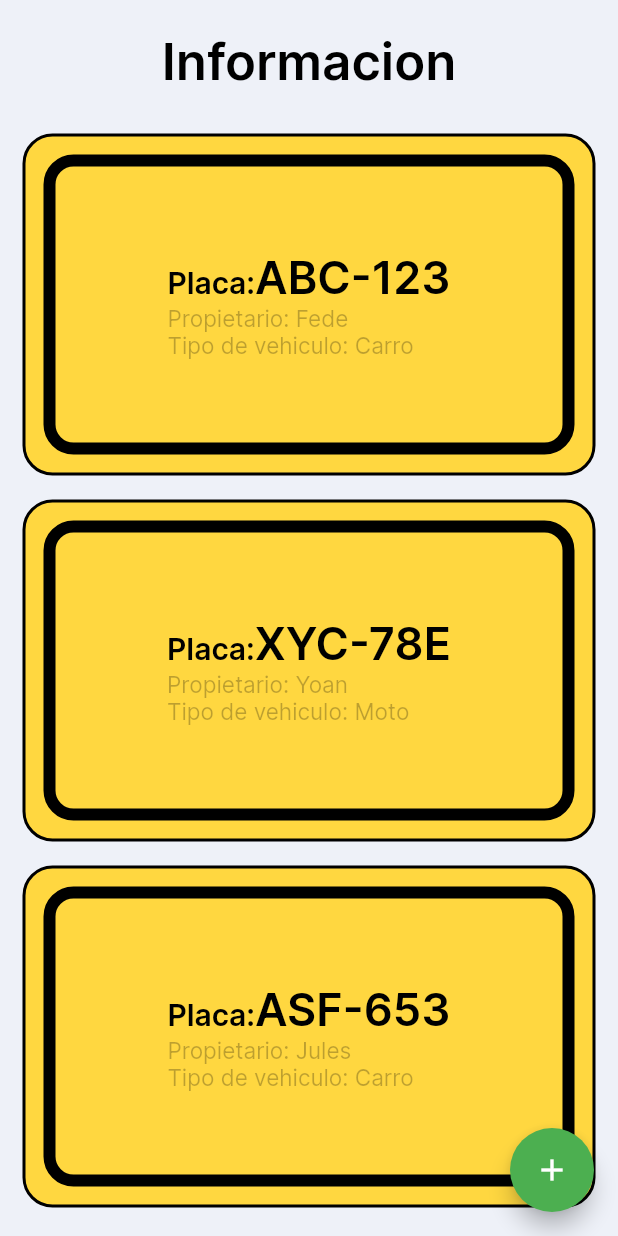
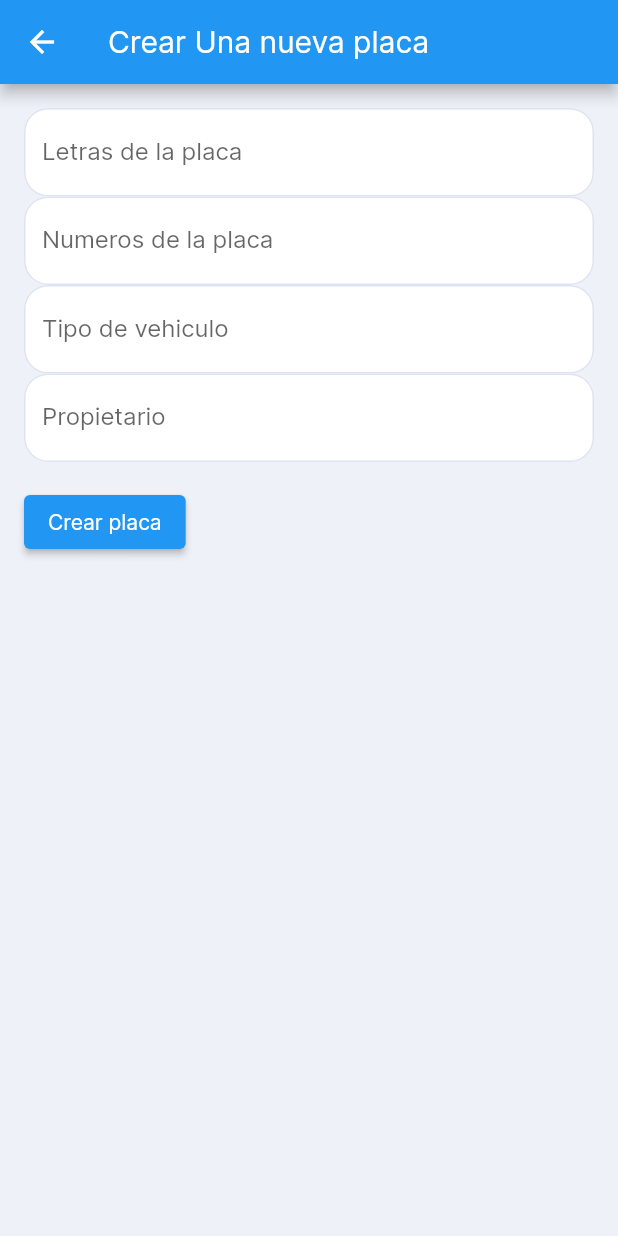
Before and after one commit to Maxtro2002/Final_Desarrollo_Movil, a Flutter app: the HomeScreen screen opened directly, after a tap on the "add" icon, on a phone screen of 412 x 824 dp. Run offline on Flutter 3.47's test engine with Material 2 defaults, Android fonts, the phone set to English and light mode, and no system bars; our stand-ins replace cloud_firestore, firebase_core, flutter_svg, rive; missing offline and left inert: dart:ffi; accounts and stored records are empty.

Commit message:
Create de placa implementado (No persistente)

```diff
--- a/lib/main.dart
+++ b/lib/main.dart
@@ -1,5 +1,7 @@
 import 'package:flutter/material.dart';
 import 'package:rive_animation/screens/onboding/onboding_screen.dart';
+
+
 
 void main() {
   runApp(const MyApp());
--- a/lib/models/alerts.dart
+++ b/lib/models/alerts.dart
@@ -1,13 +1,13 @@
 class Alert{
-  final String weekDay, AlertNotification;
+  final String weekDay, alertNotification;
 
   Alert({
     required this.weekDay,
-    required this.AlertNotification,
+    required this.alertNotification,
   });
 }
 
 List<Alert> userAlerts = [
-  Alert(weekDay: "Viernes", AlertNotification: "Recuerde que su vehiculo tiene pico y placa el dia de hoy hasta las 8:00 PM"),
-  Alert(weekDay: "Lunes", AlertNotification: "Recuerde que su vehiculo tiene pico y placa el dia de hoy hasta las 8:00 PM"),
+  Alert(weekDay: "Viernes", alertNotification: "Recuerde que su vehiculo tiene pico y placa el dia de hoy hasta las 8:00 PM"),
+  Alert(weekDay: "Lunes", alertNotification: "Recuerde que su vehiculo tiene pico y placa el dia de hoy hasta las 8:00 PM"),
 ];
--- a/lib/models/user.dart
+++ b/lib/models/user.dart
@@ -13,8 +13,8 @@ class User {
 List<User> tempUsers = [
   User(
       name: "Santiago",
-      email: "jspr200231@gmail.com",
+      email: "test@test.com",
       password: "123456789",
-      phone: "300 1233123",
+      phone: "3001233123",
       address: "Calle 1 # 1-1"),
 ];
--- a/lib/screens/home/AlertScreen.dart
+++ b/lib/screens/home/AlertScreen.dart
@@ -56,7 +56,7 @@ class AlertsScreen extends StatelessWidget {
                                         ),
                                     children: [
                                       TextSpan(
-                                        text: userAlerts[index].AlertNotification,
+                                        text: userAlerts[index].alertNotification,
                                         style: Theme.of(context).textTheme.headlineMedium!.copyWith(
                                               color: Colors.black,
                                               fontWeight: FontWeight.w200,
--- /dev/null
+++ b/lib/screens/home/createPlate.dart
@@ -0,0 +1,123 @@
+import 'package:flutter/material.dart';
+import 'package:rive_animation/models/placa.dart';
+
+
+class MyFormPage extends StatefulWidget {
+  const MyFormPage({Key? key}) : super(key: key);
+
+  @override
+  _MyFormPageState createState() => _MyFormPageState();
+}
+
+class _MyFormPageState extends State<MyFormPage> {
+  final _formKey = GlobalKey<FormState>();
+  final carPlateLetterController = TextEditingController();
+  final carPlateNumbersController = TextEditingController();
+  final vehicleTypeController = TextEditingController();
+  final propietaryController = TextEditingController();
+
+  @override
+  void dispose() {
+    carPlateLetterController.dispose();
+    carPlateNumbersController.dispose();
+    vehicleTypeController.dispose();
+    propietaryController.dispose();
+    super.dispose();
+  }
+
+  void _submitForm() {
+    if (_formKey.currentState!.validate()) {
+      // Save the form fields values
+      String carPlateLetter = carPlateLetterController.text;
+      String carPlateNumbers = carPlateNumbersController.text;
+      String vehicleType = vehicleTypeController.text;
+      String propietary = propietaryController.text;
+
+      // Do something with the form fields values
+      userVehicles.add(Plate(
+          carPlateLetter: carPlateLetter,
+          carPlateNumbers: carPlateNumbers,
+          vehicleTyper: vehicleType,
+          propetary: propietary));
+
+      // Clear the form fields
+      carPlateLetterController.clear();
+      carPlateNumbersController.clear();
+      vehicleTypeController.clear();
+      propietaryController.clear();
+    }
+  }
+
+  @override
+  Widget build(BuildContext context) {
+    return Scaffold(
+      appBar: AppBar(
+        title: const Text('Crear Una nueva placa'),
+      ),
+      body: Padding(
+        padding: const EdgeInsets.all(16.0),
+        child: Form(
+          key: _formKey,
+          child: Column(
+            crossAxisAlignment: CrossAxisAlignment.start,
+            children: [
+              TextFormField(
+                controller: carPlateLetterController,
+                decoration: const InputDecoration(
+                  labelText: 'Letras de la placa',
+                ),
+                validator: (value) {
+                  if (value == null || value.isEmpty) {
+                    return 'Por favor ingrese las letras de la placa';
+                  }
+                  return null;
+                },
+              ),
+              TextFormField(
+                controller: carPlateNumbersController,
+                decoration: const InputDecoration(
+                  labelText: 'Numeros de la placa',
+                ),
+                validator: (value) {
+                  if (value == null || value.isEmpty) {
+                    return 'Por favor ingrese los numeros de la placa';
+                  }
+                  return null;
+                },
+              ),
+              TextFormField(
+                controller: vehicleTypeController,
+                decoration: const InputDecoration(
+                  labelText: 'Tipo de vehiculo',
+                ),
+                validator: (value) {
+                  if (value == null || value.isEmpty) {
+                    return 'Por favor ingrese el tipo de vehiculo';
+                  }
+                  return null;
+                },
+              ),
+              TextFormField(
+                controller: propietaryController,
+                decoration: const InputDecoration(
+                  labelText: 'Propietario',
+                ),
+                validator: (value) {
+                  if (value == null || value.isEmpty) {
+                    return 'Por favor ingrese el nombre del propietario';
+                  }
+                  return null;
+                },
+              ),
+              SizedBox(height: 16.0),
+              ElevatedButton(
+                onPressed: _submitForm,
+                child: Text('Crear placa'),
+              ),
+            ],
+          ),
+        ),
+      ),
+    );
+  }
+}
--- a/lib/screens/home/homeScreen.dart
+++ b/lib/screens/home/homeScreen.dart
@@ -1,5 +1,6 @@
 import 'package:flutter/material.dart';
 import 'package:rive_animation/models/placa.dart';
+import 'package:rive_animation/screens/home/createPlate.dart';
 
 class HomeScreen extends StatelessWidget {
   const HomeScreen({super.key});
@@ -126,8 +127,10 @@ class HomeScreen extends StatelessWidget {
               right: 16,
               child: FloatingActionButton(
                 onPressed: () {
-                  // Acción al presionar el botón
-                  print('Botón presionado');
+                  Navigator.push(
+                    context,
+                    MaterialPageRoute(builder: (context) => const MyFormPage()),
+                  );
                 },
                 child: Icon(Icons.add),
                 backgroundColor: Colors.green,
--- /dev/null
+++ b/lib/services/firebase_services.dart
@@ -0,0 +1,16 @@
+import 'package:cloud_firestore/cloud_firestore.dart';
+
+FirebaseFirestore firestore = FirebaseFirestore.instance;
+
+Future<List> getPlaca() async {
+  List placa = [];
+  CollectionReference collectionReferencePlaca = firestore.collection('placa');
+
+  QuerySnapshot queryPlaca = await collectionReferencePlaca.get();
+
+  queryPlaca.docs.forEach((element) {
+    placa.add(element.data());
+  });
+
+  return placa;
+}
--- a/pubspec.yaml
+++ b/pubspec.yaml
@@ -38,6 +38,8 @@ dependencies:
   rive: ^0.9.1
   flutter_svg: ^1.1.6
   firebase_core: ^2.13.0
+  cloud_firestore: ^4.7.1
+  synchronized: ^3.1.0
 
 dev_dependencies:
   flutter_test:
```
Also changed, not shown: lib/screens/home/createNotification.dart (added, +56 -0 lines), lib/screens/onboding/components/customSingInDialog.dart (+0 -13 lines), pubspec.lock, 2 other files.
